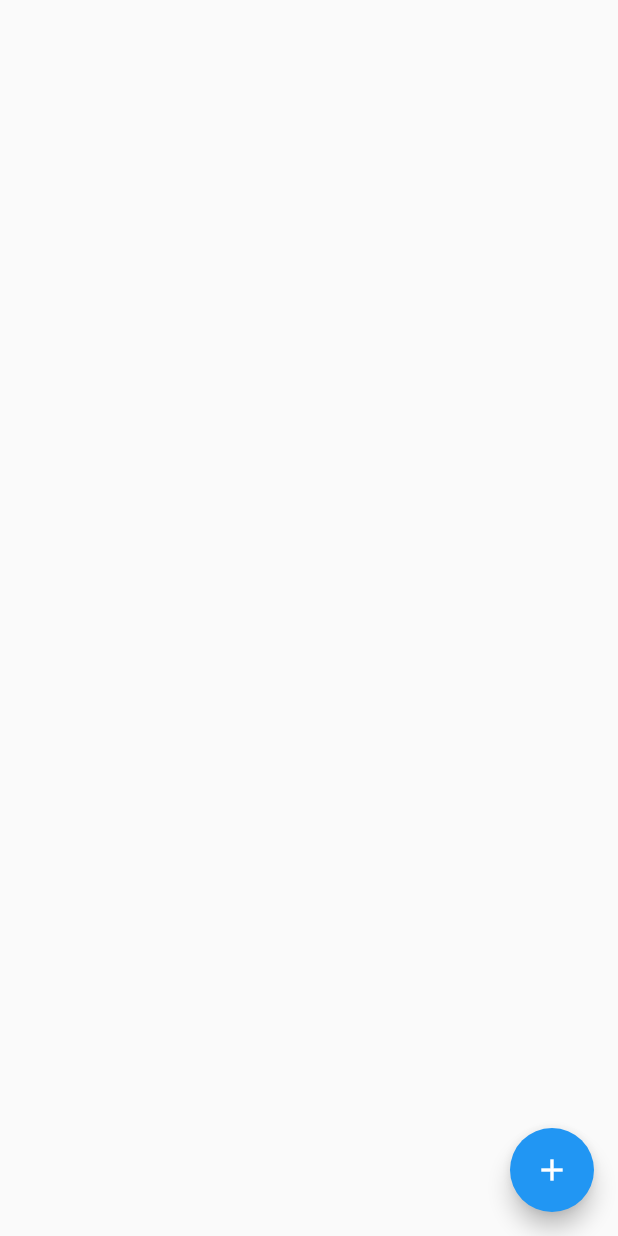
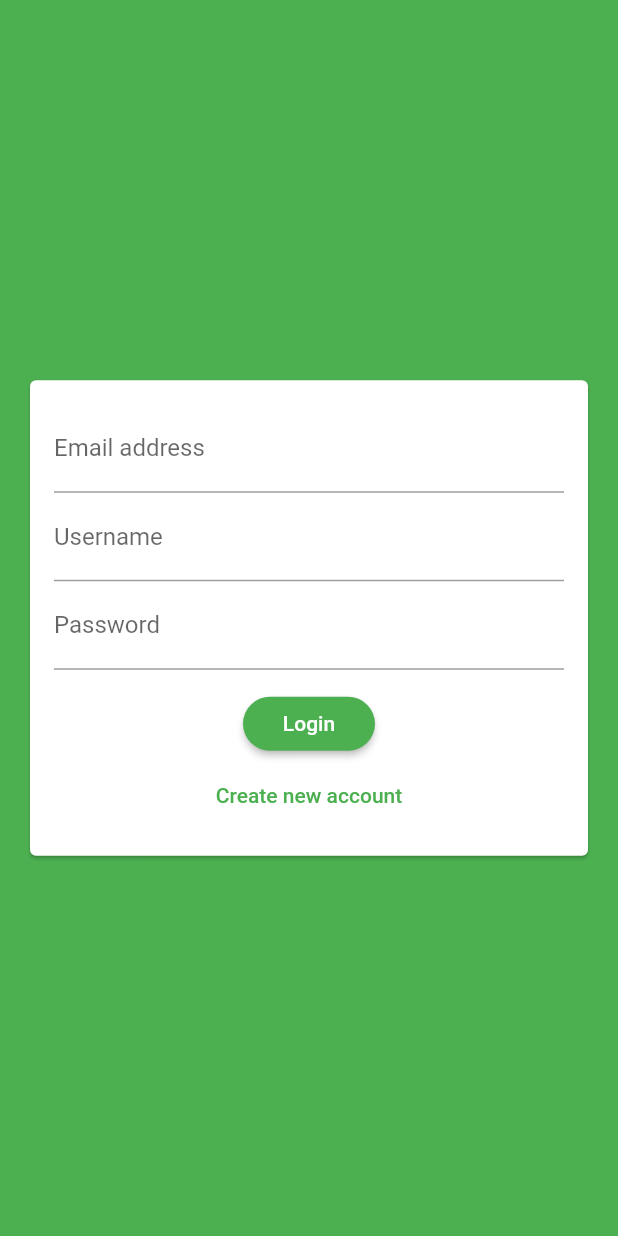
Before and after one commit to sadatd/flutter_complete_guide, a Flutter app: the screen it shows after launch, on a phone screen of 412 x 824 dp. Run offline on Flutter 3.47's test engine with Material 2 defaults, Android fonts, the phone set to English and light mode, and no system bars; our stand-ins replace cloud_firestore; accounts and stored records are empty.

Commit message:
Add and style auth_form

```diff
--- a/chat_app/lib/main.dart
+++ b/chat_app/lib/main.dart
@@ -1,6 +1,7 @@
 import 'package:flutter/material.dart';
 
 import './screens/chat_screen.dart';
+import './screens/auth_screen.dart';
 
 void main() {
   runApp(const MyApp());
@@ -15,9 +16,19 @@
     return MaterialApp(
       title: 'FlutterChat',
       theme: ThemeData(
-        primarySwatch: Colors.blue,
+        primarySwatch: Colors.green,
+        backgroundColor: Colors.green,
+        accentColor: Colors.blueGrey,
+        accentColorBrightness: Brightness.dark,
+        buttonTheme: ButtonTheme.of(context).copyWith(
+          buttonColor: Colors.green,
+          textTheme: ButtonTextTheme.primary,
+          shape: RoundedRectangleBorder(
+            borderRadius: BorderRadius.circular(20),
+          ),
+        ),
       ),
-      home: const ChatScreen(),
+      home: AuthScreen(),
     );
   }
 }
--- a/chat_app/lib/screens/auth_screen.dart
+++ b/chat_app/lib/screens/auth_screen.dart
@@ -0,0 +1,19 @@
+import 'package:flutter/material.dart';
+import '../widgets/auth_form.dart';
+
+class AuthScreen extends StatefulWidget {
+  @override
+  _AuthScreenState createState() => _AuthScreenState();
+}
+
+class _AuthScreenState extends State<AuthScreen> {
+  @override
+  Widget build(BuildContext context) {
+    return Scaffold(
+      backgroundColor: Theme.of(context).primaryColor,
+      body: Center(
+        child: AuthForm(),
+      ),
+    );
+  }
+}
--- /dev/null
+++ b/chat_app/lib/widgets/auth_form.dart
@@ -0,0 +1,51 @@
+import 'package:flutter/material.dart';
+
+class AuthForm extends StatefulWidget {
+  @override
+  _AuthFormState createState() => _AuthFormState();
+}
+
+class _AuthFormState extends State<AuthForm> {
+  @override
+  Widget build(BuildContext context) {
+    return Center(
+      child: Card(
+        margin: EdgeInsets.all(20),
+        child: SingleChildScrollView(
+          child: Padding(
+            padding: EdgeInsets.all(16),
+            child: Form(
+              child: Column(
+                mainAxisSize: MainAxisSize.min,
+                children: <Widget>[
+                  TextFormField(
+                    keyboardType: TextInputType.emailAddress,
+                    decoration: InputDecoration(
+                      labelText: 'Email address',
+                    ),
+                  ),
+                  TextFormField(
+                    decoration: InputDecoration(labelText: 'Username'),
+                  ),
+                  TextFormField(
+                    decoration: InputDecoration(labelText: 'Password'),
+                    obscureText: true, // asterisk, points
+                  ),
+                  SizedBox(
+                    height: 12,
+                  ),
+                  RaisedButton(child: Text('Login'), onPressed: () {}),
+                  FlatButton(
+                    textColor: Theme.of(context).primaryColor,
+                    onPressed: () {},
+                    child: Text('Create new account'),
+                  ),
+                ],
+              ),
+            ),
+          ),
+        ),
+      ),
+    );
+  }
+}
```
